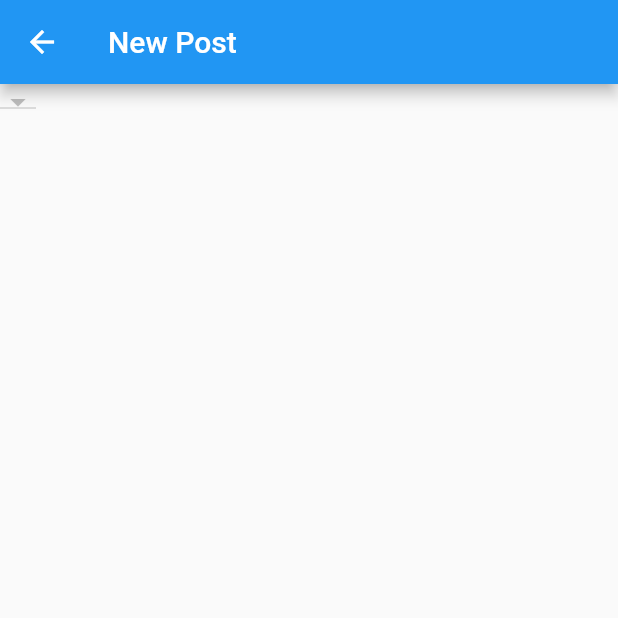
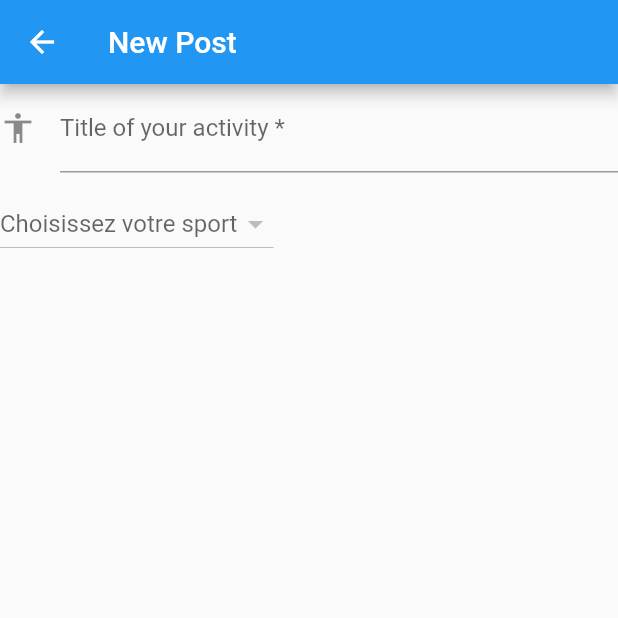
Before and after one commit to DebroyeAntoine/social-network, a Flutter app: the EditPostView screen opened directly, on a phone screen of 412 x 824 dp, the top half of it. Run offline on Flutter 3.47's test engine with Material 2 defaults, Android fonts, the phone set to English and light mode, and no system bars; our stand-ins replace bloc, cloud_firestore, email_validator, equatable, firebase_auth, firebase_core and 2 more; accounts and stored records are empty; network calls fail.

Commit message:
Add a TextField to name the new activity
This textfield will next be linked to the title from Post bloc

```diff
--- a/lib/presentation/edit_post.dart
+++ b/lib/presentation/edit_post.dart
@@ -41,17 +41,30 @@ class EditPostView extends StatelessWidget {
       appBar: AppBar(
         title: const Text("New Post"),
       ),
-      body: DropdownButton<String>(
+        body:Column(
+          crossAxisAlignment: CrossAxisAlignment.start,
+          children: [
+            TextFormField(
+              decoration: const InputDecoration(
+                icon: Icon(Icons.accessibility),
+                hintText: 'What\'s name of your activty today ?',
+                labelText: 'Title of your activity *',
+              ),
+            ),
+            const SizedBox(height: 10),
+            DropdownButton<String>(
             items: sports.isNotEmpty
                 ? sports.map((test) {
                     return DropdownMenuItem(value: test, child: Text(test));
                   }).toList()
                 : const [],
             value: sport,
+            hint: const Text("Choisissez votre sport"),
             onChanged: (sport) {
               context.read<PostBloc>().add(PostSportChanged(sport: sport));
             },
-      ),
+            )
+          ])
         );
   }
 }
```
Lines whose indentation alone changed are shown as unchanged.
